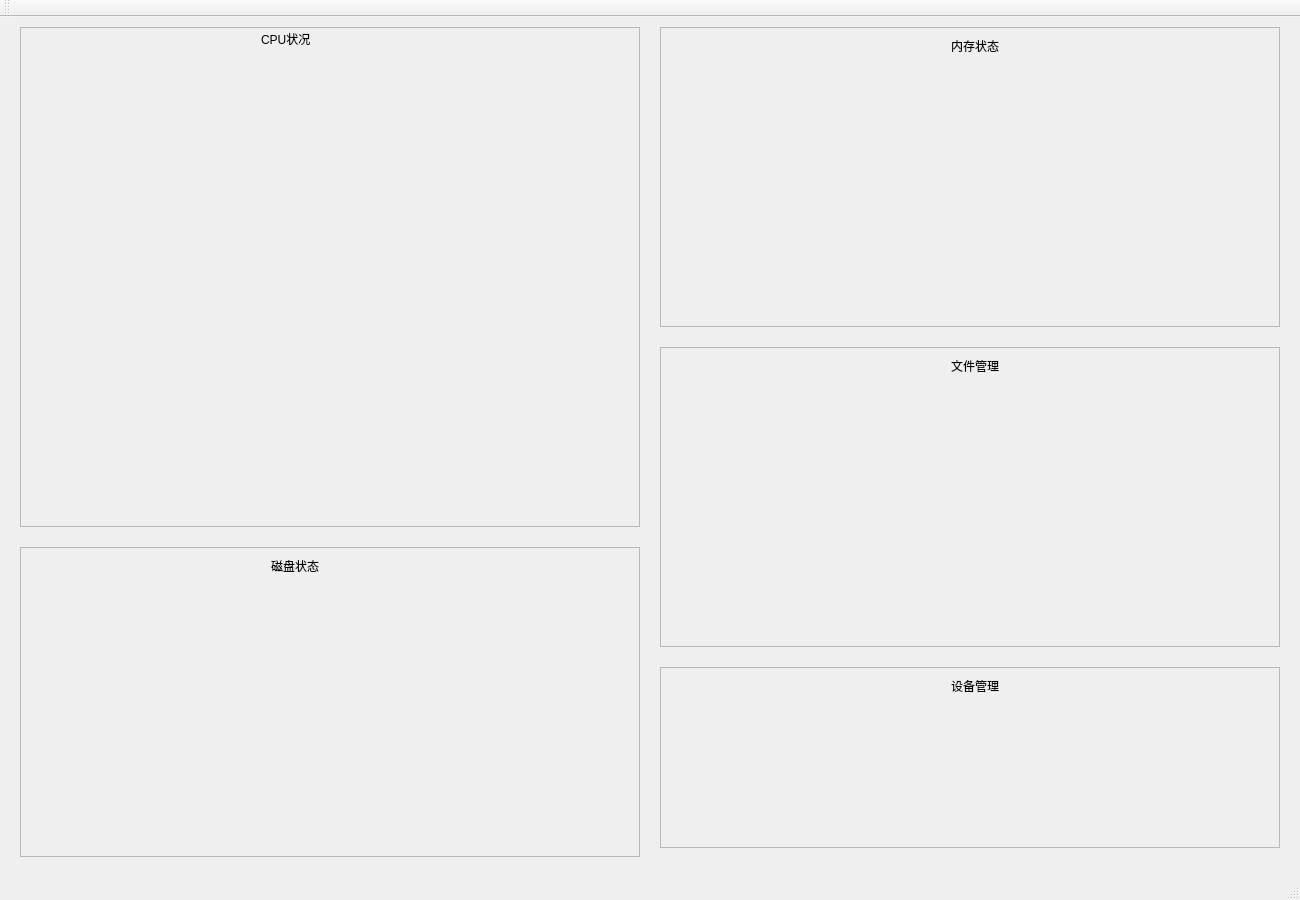
Clarencexiehang/Analog_Operating_System, file mainwindow.ui: the form before one commit.
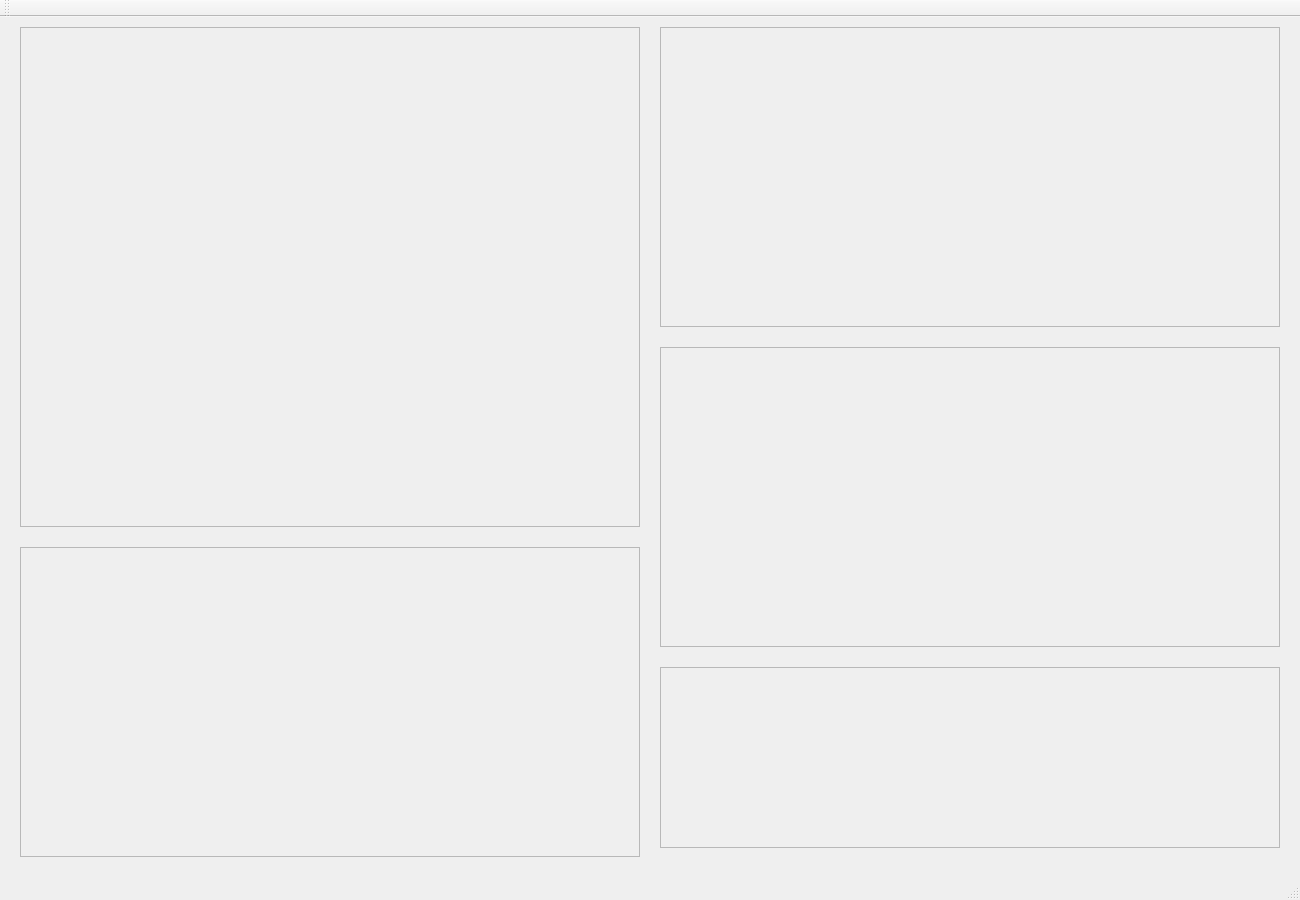
The form after the commit. Icons and pictures are not drawn.

Commit message: 重构项目布局

The edit to the form file:
```diff
--- a/mainwindow.ui
+++ b/mainwindow.ui
@@ -51,19 +51,6 @@
        <height>498</height>
       </rect>
      </property>
-     <widget class="QLabel" name="label">
-      <property name="geometry">
-       <rect>
-        <x>240</x>
-        <y>0</y>
-        <width>81</width>
-        <height>21</height>
-       </rect>
-      </property>
-      <property name="text">
-       <string>CPU状况</string>
-      </property>
-     </widget>
     </widget>
    </widget>
    <widget class="QScrollArea" name="diskArea">
@@ -93,19 +80,6 @@
        <height>308</height>
       </rect>
      </property>
-     <widget class="QLabel" name="label_2">
-      <property name="geometry">
-       <rect>
-        <x>250</x>
-        <y>10</y>
-        <width>72</width>
-        <height>15</height>
-       </rect>
-      </property>
-      <property name="text">
-       <string>磁盘状态</string>
-      </property>
-     </widget>
     </widget>
    </widget>
    <widget class="QScrollArea" name="memoryArea">
@@ -135,19 +109,6 @@
        <height>298</height>
       </rect>
      </property>
-     <widget class="QLabel" name="label_3">
-      <property name="geometry">
-       <rect>
-        <x>290</x>
-        <y>10</y>
-        <width>72</width>
-        <height>15</height>
-       </rect>
-      </property>
-      <property name="text">
-       <string>内存状态</string>
-      </property>
-     </widget>
     </widget>
    </widget>
    <widget class="QScrollArea" name="fileArea">
@@ -177,19 +138,6 @@
        <height>298</height>
       </rect>
      </property>
-     <widget class="QLabel" name="label_7">
-      <property name="geometry">
-       <rect>
-        <x>290</x>
-        <y>10</y>
-        <width>72</width>
-        <height>15</height>
-       </rect>
-      </property>
-      <property name="text">
-       <string>文件管理</string>
-      </property>
-     </widget>
     </widget>
    </widget>
    <widget class="QScrollArea" name="equipArea">
@@ -219,19 +167,6 @@
        <height>179</height>
       </rect>
      </property>
-     <widget class="QLabel" name="label_8">
-      <property name="geometry">
-       <rect>
-        <x>290</x>
-        <y>10</y>
-        <width>72</width>
-        <height>15</height>
-       </rect>
-      </property>
-      <property name="text">
-       <string>设备管理</string>
-      </property>
-     </widget>
     </widget>
    </widget>
   </widget>
```
The commit also changes 6 other files.
